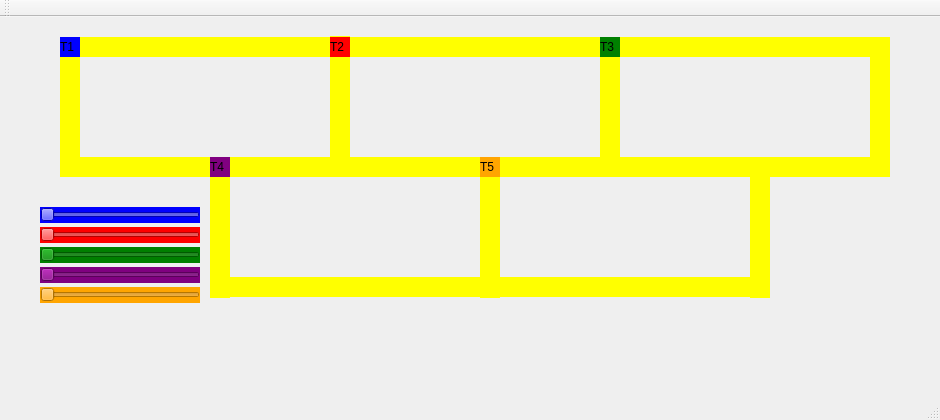
Old version of the form mainwindow.ui in the repository vicdant1/OS-Crazy-Train.
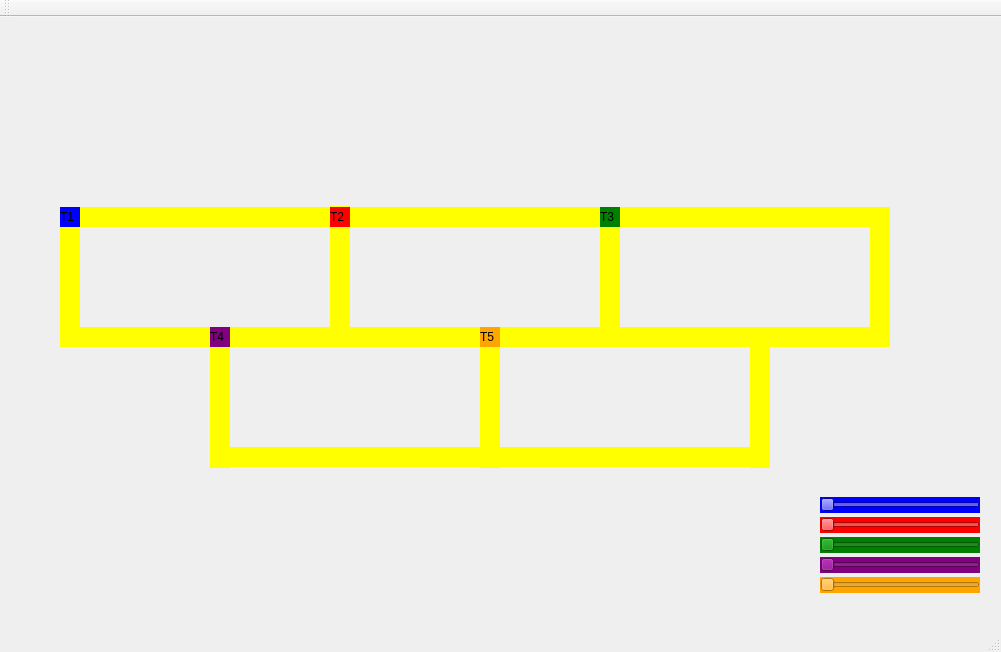
New version of the form.

```diff
--- a/mainwindow.ui
+++ b/mainwindow.ui
@@ -6,8 +6,8 @@
    <rect>
     <x>0</x>
     <y>0</y>
-    <width>940</width>
-    <height>420</height>
+    <width>1001</width>
+    <height>652</height>
    </rect>
   </property>
   <property name="windowTitle">
@@ -18,7 +18,7 @@
     <property name="geometry">
      <rect>
       <x>60</x>
-      <y>20</y>
+      <y>190</y>
       <width>20</width>
       <height>20</height>
      </rect>
@@ -34,7 +34,7 @@
     <property name="geometry">
      <rect>
       <x>80</x>
-      <y>20</y>
+      <y>190</y>
       <width>251</width>
       <height>20</height>
      </rect>
@@ -465,7 +465,7 @@
     <property name="geometry">
      <rect>
       <x>80</x>
-      <y>140</y>
+      <y>310</y>
       <width>271</width>
       <height>20</height>
      </rect>
@@ -481,7 +481,7 @@
     <property name="geometry">
      <rect>
       <x>330</x>
-      <y>19</y>
+      <y>189</y>
       <width>20</width>
       <height>121</height>
      </rect>
@@ -497,7 +497,7 @@
     <property name="geometry">
      <rect>
       <x>60</x>
-      <y>20</y>
+      <y>190</y>
       <width>20</width>
       <height>140</height>
      </rect>
@@ -513,7 +513,7 @@
     <property name="geometry">
      <rect>
       <x>600</x>
-      <y>20</y>
+      <y>190</y>
       <width>20</width>
       <height>120</height>
      </rect>
@@ -529,7 +529,7 @@
     <property name="geometry">
      <rect>
       <x>350</x>
-      <y>20</y>
+      <y>190</y>
       <width>250</width>
       <height>20</height>
      </rect>
@@ -545,7 +545,7 @@
     <property name="geometry">
      <rect>
       <x>350</x>
-      <y>140</y>
+      <y>310</y>
       <width>131</width>
       <height>20</height>
      </rect>
@@ -561,7 +561,7 @@
     <property name="geometry">
      <rect>
       <x>330</x>
-      <y>20</y>
+      <y>190</y>
       <width>20</width>
       <height>20</height>
      </rect>
@@ -577,7 +577,7 @@
     <property name="geometry">
      <rect>
       <x>600</x>
-      <y>20</y>
+      <y>190</y>
       <width>20</width>
       <height>20</height>
      </rect>
@@ -593,7 +593,7 @@
     <property name="geometry">
      <rect>
       <x>620</x>
-      <y>20</y>
+      <y>190</y>
       <width>250</width>
       <height>20</height>
      </rect>
@@ -609,7 +609,7 @@
     <property name="geometry">
      <rect>
       <x>230</x>
-      <y>260</y>
+      <y>430</y>
       <width>250</width>
       <height>20</height>
      </rect>
@@ -625,7 +625,7 @@
     <property name="geometry">
      <rect>
       <x>480</x>
-      <y>140</y>
+      <y>310</y>
       <width>20</width>
       <height>20</height>
      </rect>
@@ -641,7 +641,7 @@
     <property name="geometry">
      <rect>
       <x>210</x>
-      <y>140</y>
+      <y>310</y>
       <width>20</width>
       <height>20</height>
      </rect>
@@ -663,7 +663,7 @@
     <property name="geometry">
      <rect>
       <x>500</x>
-      <y>260</y>
+      <y>430</y>
       <width>250</width>
       <height>20</height>
      </rect>
@@ -679,7 +679,7 @@
     <property name="geometry">
      <rect>
       <x>750</x>
-      <y>160</y>
+      <y>330</y>
       <width>20</width>
       <height>121</height>
      </rect>
@@ -694,8 +694,8 @@
    <widget class="QSlider" name="Speeder1">
     <property name="geometry">
      <rect>
-      <x>40</x>
-      <y>190</y>
+      <x>820</x>
+      <y>480</y>
       <width>160</width>
       <height>16</height>
      </rect>
@@ -719,8 +719,8 @@
    <widget class="QSlider" name="Speeder2">
     <property name="geometry">
      <rect>
-      <x>40</x>
-      <y>210</y>
+      <x>820</x>
+      <y>500</y>
       <width>160</width>
       <height>16</height>
      </rect>
@@ -738,8 +738,8 @@
    <widget class="QSlider" name="Speeder3">
     <property name="geometry">
      <rect>
-      <x>40</x>
-      <y>230</y>
+      <x>820</x>
+      <y>520</y>
       <width>160</width>
       <height>16</height>
      </rect>
@@ -757,8 +757,8 @@
    <widget class="QSlider" name="Speeder4">
     <property name="geometry">
      <rect>
-      <x>40</x>
-      <y>250</y>
+      <x>820</x>
+      <y>540</y>
       <width>160</width>
       <height>16</height>
      </rect>
@@ -776,8 +776,8 @@
    <widget class="QSlider" name="Speeder5">
     <property name="geometry">
      <rect>
-      <x>40</x>
-      <y>270</y>
+      <x>820</x>
+      <y>560</y>
       <width>160</width>
       <height>16</height>
      </rect>
@@ -796,7 +796,7 @@
     <property name="geometry">
      <rect>
       <x>620</x>
-      <y>140</y>
+      <y>310</y>
       <width>250</width>
       <height>20</height>
      </rect>
@@ -812,7 +812,7 @@
     <property name="geometry">
      <rect>
       <x>870</x>
-      <y>20</y>
+      <y>190</y>
       <width>20</width>
       <height>140</height>
      </rect>
@@ -828,7 +828,7 @@
     <property name="geometry">
      <rect>
       <x>480</x>
-      <y>140</y>
+      <y>310</y>
       <width>20</width>
       <height>141</height>
      </rect>
@@ -844,7 +844,7 @@
     <property name="geometry">
      <rect>
       <x>500</x>
-      <y>140</y>
+      <y>310</y>
       <width>121</width>
       <height>20</height>
      </rect>
@@ -860,7 +860,7 @@
     <property name="geometry">
      <rect>
       <x>210</x>
-      <y>160</y>
+      <y>330</y>
       <width>20</width>
       <height>121</height>
      </rect>
```
Left out of the diff: 2 changed lines with no effect on the pictures.
